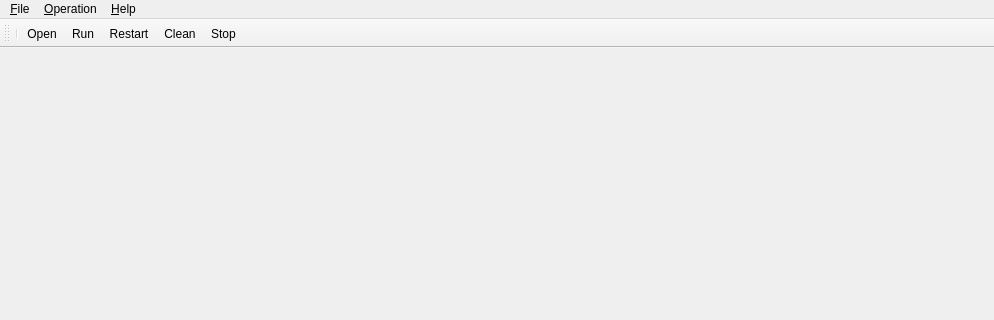
Old version of the form mainwindow.ui in the repository Netkidxp/OpenFOAMSolverUi; both pictures show x 0 to 994 and y 0 to 320 of the 994 by 652 pixel window.
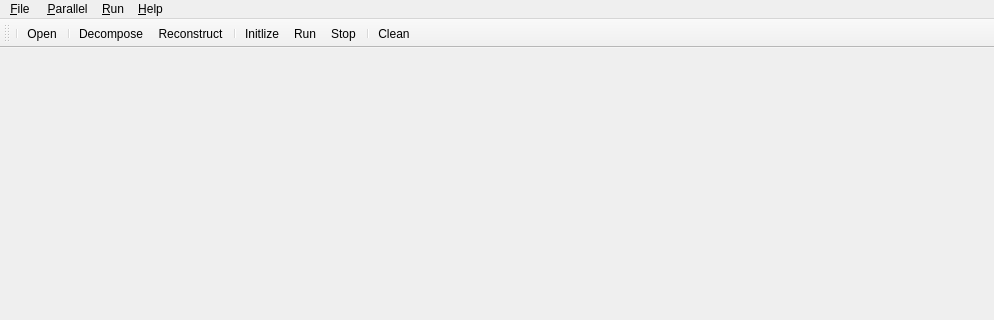
New version of the form.

```diff
--- a/mainwindow.ui
+++ b/mainwindow.ui
@@ -42,7 +42,7 @@
    </widget>
    <widget class="QMenu" name="menu_Operation">
     <property name="title">
-     <string>&amp;Operation</string>
+     <string>&amp;Run</string>
     </property>
     <addaction name="action_Clean"/>
     <addaction name="action_Run"/>
@@ -57,7 +57,15 @@
     <addaction name="action_About"/>
     <addaction name="actiontest"/>
    </widget>
+   <widget class="QMenu" name="menu_parallel">
+    <property name="title">
+     <string> &amp;Parallel</string>
+    </property>
+    <addaction name="action_Decompose"/>
+    <addaction name="action_Reconstruct"/>
+   </widget>
    <addaction name="menu_File"/>
+   <addaction name="menu_parallel"/>
    <addaction name="menu_Operation"/>
    <addaction name="menu_Help"/>
   </widget>
@@ -76,10 +84,15 @@
    </attribute>
    <addaction name="separator"/>
    <addaction name="action_Open"/>
+   <addaction name="separator"/>
+   <addaction name="action_Decompose"/>
+   <addaction name="action_Reconstruct"/>
+   <addaction name="separator"/>
+   <addaction name="action_Initlize"/>
    <addaction name="action_Run"/>
-   <addaction name="action_ReStart"/>
-   <addaction name="action_Clean"/>
    <addaction name="action_Stop"/>
+   <addaction name="separator"/>
+   <addaction name="action_Clean"/>
   </widget>
   <widget class="QStatusBar" name="statusBar"/>
   <action name="action_Open">
@@ -127,6 +140,21 @@
     <string>test</string>
    </property>
   </action>
+  <action name="action_Decompose">
+   <property name="text">
+    <string>&amp;Decompose</string>
+   </property>
+  </action>
+  <action name="action_Reconstruct">
+   <property name="text">
+    <string>&amp;Reconstruct</string>
+   </property>
+  </action>
+  <action name="action_Initlize">
+   <property name="text">
+    <string>&amp;Initlize</string>
+   </property>
+  </action>
  </widget>
  <layoutdefault spacing="6" margin="11"/>
  <resources/>
```
Left out of the diff: 4 changed lines with no effect on the pictures.
